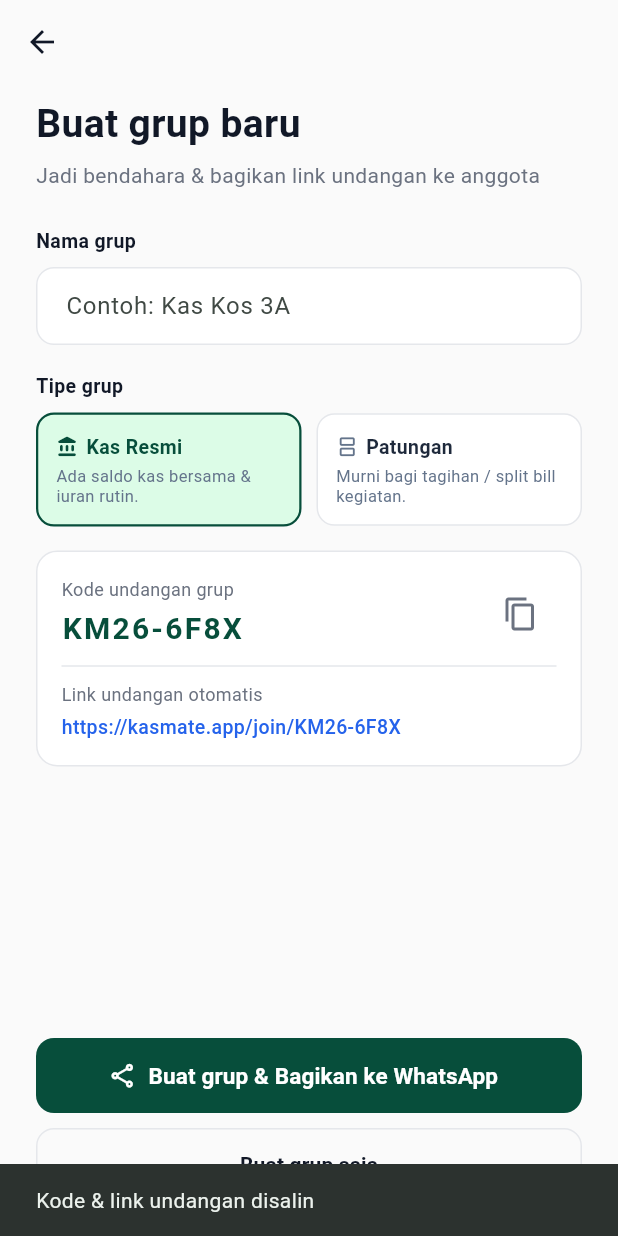
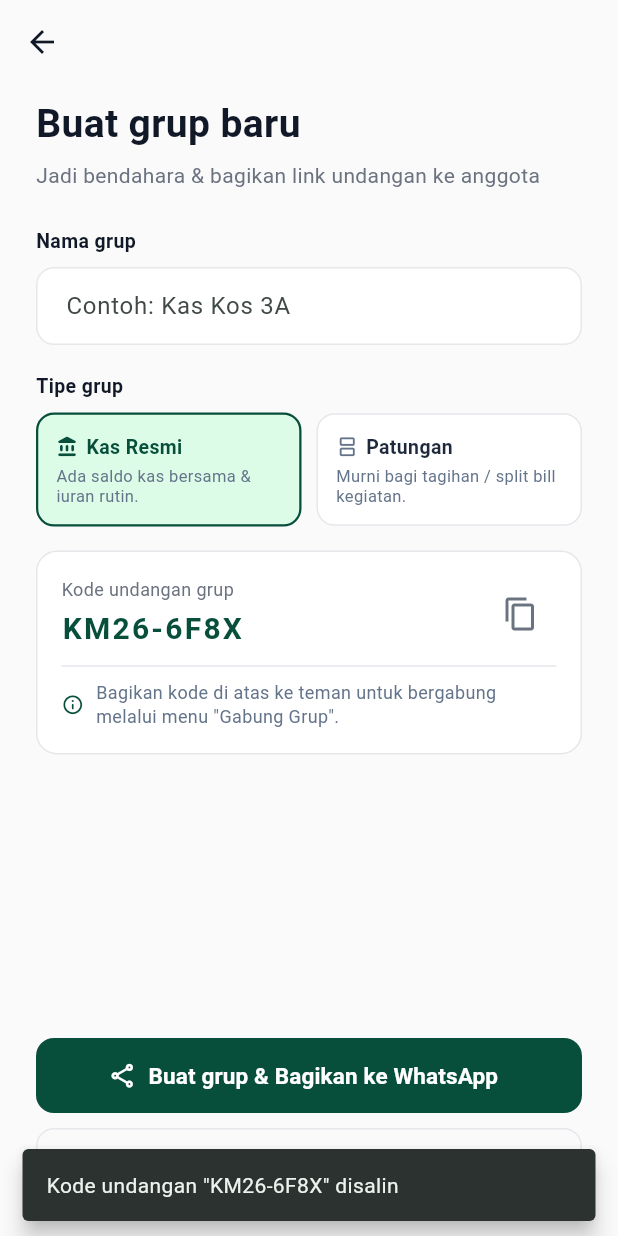
Before and after one commit to rismayanti24/Aplikasi-android-kasmate-project-akhir-ppb, a Flutter app: the BuatGrupScreen screen opened directly, after a tap on the "content copy" icon, on a phone screen of 412 x 824 dp. Run offline on Flutter 3.47's test engine with Material 3 defaults, Android fonts, the phone set to English and light mode, and no system bars; our stand-ins replace cloud_firestore, firebase_auth, firebase_core, fl_chart, flutter_local_notifications, font_awesome_flutter and 4 more; missing offline and left inert: google_mlkit_text_recognition, mobile_scanner; accounts and stored records are empty.

Commit message:
chore(cleanup): remove dummy domain kasmate.app, delete unused screens, and update README (Poin 26, 27, 34)

```diff
--- a/lib/data/kas_store.dart
+++ b/lib/data/kas_store.dart
@@ -383,7 +383,7 @@ class GrupKas {
     this.daftarNotifikasi = const [],
   });
 
-  String get linkUndangan => 'https://kasmate.app/join/$kodeUndangan';
+  String get linkUndangan => kodeUndangan;
 
   GrupKas copyWith({
     String? namaGrup,
@@ -2087,11 +2087,14 @@ class KasStore extends ValueNotifier<KasRootState> {
 
   Future<bool> bagikanUndanganGrupWhatsApp([GrupKas? targetGrup]) async {
     final g = targetGrup ?? grupAktif;
+    final tipeGrupLabel = g.tipeGrup == 'kasResmi' ? 'Kas Resmi' : 'Patungan';
     final pesan = 'Halo teman-teman!\n'
-        'Yuk gabung ke grup kas *${g.namaGrup}* di aplikasi *KasMate*.\n\n'
-        'Kode Undangan: *${g.kodeUndangan}*\n'
-        'Link Undangan: ${g.linkUndangan}\n\n'
-        'Buka aplikasi KasMate -> pilih *Gabung ke grup* -> masukkan kode *${g.kodeUndangan}*.';
+        'Yuk gabung ke grup *${g.namaGrup}* ($tipeGrupLabel) di aplikasi *KasMate*.\n\n'
+        'Kode Undangan: *${g.kodeUndangan}*\n\n'
+        'Cara bergabung:\n'
+        '1. Buka aplikasi KasMate\n'
+        '2. Pilih menu *Gabung Grup*\n'
+        '3. Masukkan kode undangan: *${g.kodeUndangan}* atau scan QR grup.';
 
     final url = Uri.parse('https://wa.me/?text=${Uri.encodeComponent(pesan)}');
     return _bukaUrlWhatsApp(url);
--- a/lib/screens/buat_grup_screen.dart
+++ b/lib/screens/buat_grup_screen.dart
@@ -31,8 +31,6 @@ class _BuatGrupScreenState extends State<BuatGrupScreen> {
     _namaGrupController.dispose();
     super.dispose();
   }
-
-  String get _inviteLink => 'https://kasmate.app/join/$_inviteCode';
 
   Future<void> _simpanDanBagikanWa({required bool bukaWa}) async {
     if (_namaGrupController.text.trim().isEmpty) {
@@ -289,12 +287,12 @@ class _BuatGrupScreenState extends State<BuatGrupScreen> {
                           ),
                           onPressed: () {
                             Clipboard.setData(
-                              ClipboardData(
-                                  text: '$_inviteCode ($_inviteLink)'),
+                              ClipboardData(text: _inviteCode),
                             );
                             ScaffoldMessenger.of(context).showSnackBar(
-                              const SnackBar(
-                                content: Text('Kode & link undangan disalin'),
+                              SnackBar(
+                                content: Text('Kode undangan "$_inviteCode" disalin'),
+                                behavior: SnackBarBehavior.floating,
                               ),
                             );
                           },
@@ -302,18 +300,17 @@ class _BuatGrupScreenState extends State<BuatGrupScreen> {
                       ],
                     ),
                     const Divider(height: 20, color: Color(0xFFE5E7EB)),
-                    const Text(
-                      'Link undangan otomatis',
-                      style: TextStyle(fontSize: 12, color: Color(0xFF6B7280)),
-                    ),
-                    const SizedBox(height: 4),
-                    Text(
-                      _inviteLink,
-                      style: const TextStyle(
-                        fontSize: 13,
-                        fontWeight: FontWeight.w500,
-                        color: Color(0xFF2563EB),
-                      ),
+                    const Row(
+                      children: [
+                        Icon(Icons.info_outline_rounded, size: 15, color: Color(0xFF074E3B)),
+                        SizedBox(width: 8),
+                        Expanded(
+                          child: Text(
+                            'Bagikan kode di atas ke teman untuk bergabung melalui menu "Gabung Grup".',
+                            style: TextStyle(fontSize: 12, color: Color(0xFF64748B), height: 1.3),
+                          ),
+                        ),
+                      ],
                     ),
                   ],
                 ),
--- a/lib/screens/scan_qr_screen.dart
+++ b/lib/screens/scan_qr_screen.dart
@@ -32,7 +32,7 @@ class _ScanQrScreenState extends State<ScanQrScreen> {
         _isScanned = true;
         // Jika QR berisi link atau teks, ambil kodenya
         String hasil = raw.trim();
-        // Contoh bila format URL: https://kasmate.app/join?kode=KS2B-7X4Q
+        // Contoh bila format parameter: ?kode=KS2B-7X4Q
         if (hasil.contains('kode=')) {
           final uri = Uri.tryParse(hasil);
           if (uri != null && uri.queryParameters.containsKey('kode')) {
```
Also changed, not shown: lib/screens/detail_tagihan_screen.dart (deleted, +0 -74 lines), lib/screens/onboarding_screen.dart (deleted, +0 -158 lines), lib/screens/widget_preview.dart (deleted, +0 -126 lines), 1 other file.
